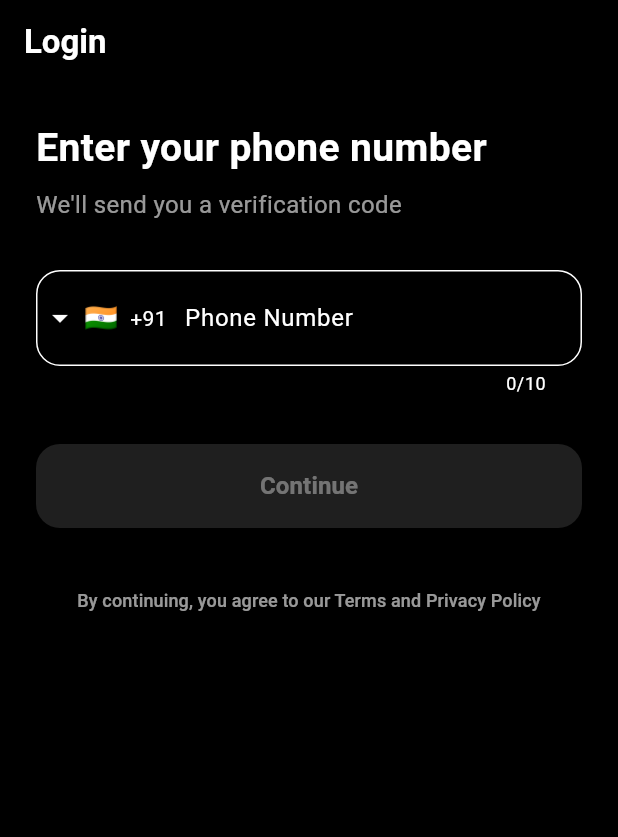
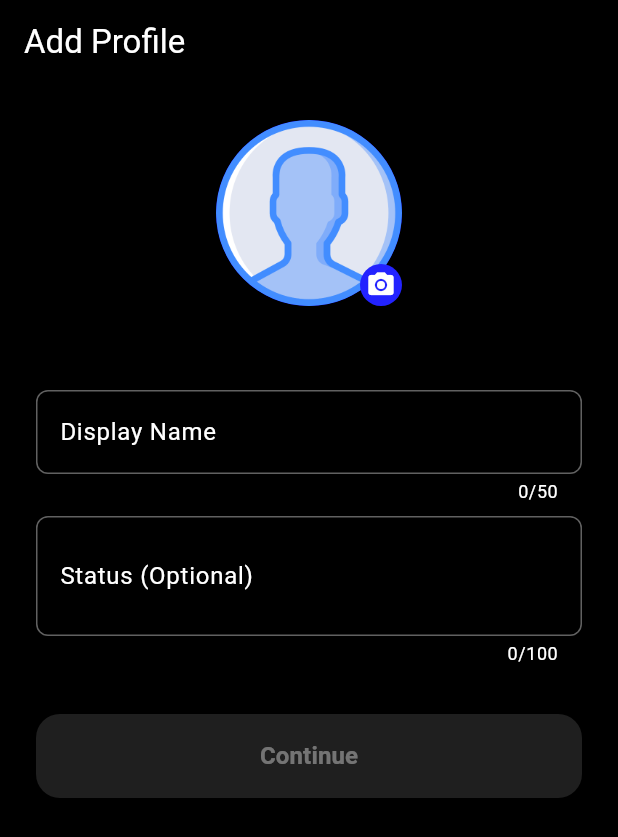
Before and after one commit to vineetpayal/echo, a Flutter app: the screen it shows after launch, on a phone screen of 412 x 824 dp. Shown: the top 837 px of the screen. Run offline on Flutter 3.47's test engine with Material 3 defaults, Android fonts, the light colour scheme and no system bars; drawn by our look-alikes of intl_phone_field; our stand-ins replace flutter_otp_text_field, google_fonts, image_picker, supabase_flutter; accounts and stored records are empty.

Commit message:
implemented add profile screen

```diff
--- a/lib/main.dart
+++ b/lib/main.dart
@@ -1,6 +1,11 @@
 import 'package:echo/Theme/dark_theme.dart';
+import 'package:echo/screens/home_screen.dart';
 import 'package:echo/screens/login_screen.dart';
+import 'package:echo/screens/add_profile_screen.dart';
+import 'package:echo/services/auth_service.dart';
 import 'package:flutter/material.dart';
+import 'package:flutter/rendering.dart';
+import 'models/user.dart';
 import 'package:supabase_flutter/supabase_flutter.dart';
 
 void main() async {
@@ -17,11 +22,18 @@ class MyApp extends StatelessWidget {
   // This widget is the root of your application.
   @override
   Widget build(BuildContext context) {
+    //check if the user is logged in
+    AuthService authService = AuthService();
+    bool isLoggedIn = authService.getCurrentSession();
+
     return MaterialApp(
-        //Dark Mode Theme – Black + Neon Blue (Futuristic, Tech)
-        title: 'Flutter Demo',
-        debugShowCheckedModeBanner: false,
-        theme: darkTheme,
-        home: const LoginScreen());
+      //Dark Mode Theme – Black + Neon Blue (Futuristic, Tech)
+      title: 'Echos',
+      debugShowCheckedModeBanner: false,
+      theme: darkTheme,
+
+      //open HomeScreen directly if the user is already logged in
+      home: isLoggedIn ? const HomeScreen() : const AddProfileScreen(),
+    );
   }
 }
--- a/lib/models/user.dart
+++ b/lib/models/user.dart
@@ -1,6 +1,41 @@
 class User {
   final String uid;
   final String phoneNumber;
+  final String? profileUrl;
+  final String displayName;
+  final DateTime lastSeen;
+  final String? statusContent;
 
-  User({required this.uid, required this.phoneNumber});
+  User({
+    required this.uid,
+    required this.phoneNumber,
+    this.profileUrl,
+    required this.displayName,
+    required this.lastSeen,
+    this.statusContent,
+  });
+
+  // Convert the User object to a Map
+  Map<String, dynamic> toMap() {
+    return {
+      'uid': uid,
+      'phoneNumber': phoneNumber,
+      'profileUrl': profileUrl,
+      'displayName': displayName,
+      'lastSeen': lastSeen.toIso8601String(), // Convert DateTime to String
+      'statusContent': statusContent,
+    };
+  }
+
+  // Create a User object from a Map
+  factory User.fromMap(Map<String, dynamic> map) {
+    return User(
+      uid: map['uid'],
+      phoneNumber: map['phoneNumber'],
+      profileUrl: map['profileUrl'],
+      displayName: map['displayName'],
+      lastSeen: DateTime.parse(map['lastSeen']), // Convert String to DateTime
+      statusContent: map['statusContent'],
+    );
+  }
 }
--- /dev/null
+++ b/lib/screens/add_profile_screen.dart
@@ -0,0 +1,262 @@
+import 'package:echo/models/user.dart';
+import 'package:echo/screens/home_screen.dart';
+import 'package:echo/services/auth_service.dart';
+import 'package:echo/services/database_service.dart';
+import 'package:echo/services/storage_service.dart';
+import 'package:flutter/material.dart';
+import 'package:echo/models/user.dart';
+import 'dart:io';
+import 'package:image_picker/image_picker.dart';
+
+class AddProfileScreen extends StatefulWidget {
+  const AddProfileScreen({super.key});
+
+  @override
+  State<AddProfileScreen> createState() => _AddProfileScreenState();
+}
+
+class _AddProfileScreenState extends State<AddProfileScreen> {
+  bool isLoading = false;
+  File? _imageFile;
+  final _formKey = GlobalKey<FormState>();
+  final _displayNameController = TextEditingController();
+  final _statusController = TextEditingController();
+
+  // Constants for validation and UI
+  static const int maxDisplayNameLength = 50;
+  static const int maxStatusLength = 100;
+
+  //Services
+  StorageService storageService = StorageService();
+  AuthService authService = AuthService();
+  DatabaseService databaseService = DatabaseService();
+
+  @override
+  void dispose() {
+    _displayNameController.dispose();
+    _statusController.dispose();
+    super.dispose();
+  }
+
+  Future<void> _pickImage() async {
+    try {
+      final ImagePicker picker = ImagePicker();
+      final XFile? image = await picker.pickImage(source: ImageSource.gallery);
+
+      if (image != null) {
+        setState(() {
+          _imageFile = File(image.path);
+        });
+      }
+    } catch (e) {
+      ScaffoldMessenger.of(context).showSnackBar(
+        SnackBar(content: Text('Error picking image: $e')),
+      );
+    }
+  }
+
+  Future<void> uploadUserInfo({
+    Function()? onSuccess,
+    Function()? onFailure,
+  }) async {
+    var user = await authService.getCurrentUser();
+    if (user != null) {
+      String userId = user.id;
+      final imageUrl = await storageService.uploadImage(_imageFile!, userId);
+      final displayName = _displayNameController.text;
+      final status = _statusController.text;
+
+      var newUser = User(
+          uid: userId,
+          phoneNumber: user.phone!,
+          profileUrl: imageUrl,
+          displayName: displayName,
+          lastSeen: DateTime.now(),
+          statusContent: status);
+
+      databaseService.uploadUserInfo(newUser, onSuccess: (response) {
+        if (onSuccess != null) {
+          onSuccess();
+        }
+      }, onFailure: (response) {
+        if (onFailure != null) onFailure();
+      });
+    } else {
+      if (onFailure != null) onFailure();
+    }
+  }
+
+  Future<void> _submitForm() async {
+    if (!_formKey.currentState!.validate()) return;
+
+    try {
+      setState(() => isLoading = true);
+
+      // Upload User Info
+      uploadUserInfo(onSuccess: () {
+        if (!mounted) return;
+
+        ScaffoldMessenger.of(context).showSnackBar(
+          const SnackBar(content: Text('Profile updated successfully!')),
+        );
+
+        Navigator.of(context)
+            .push(MaterialPageRoute(builder: (context) => const HomeScreen()));
+
+        //if failed
+      }, onFailure: () {
+        if (!mounted) return;
+        ScaffoldMessenger.of(context).showSnackBar(
+          const SnackBar(content: Text('Failed to Register!')),
+        );
+      });
+    } catch (e) {
+      if (!mounted) return;
+      ScaffoldMessenger.of(context).showSnackBar(
+        SnackBar(content: Text('Error updating profile: $e')),
+      );
+    } finally {
+      if (mounted) {
+        setState(() => isLoading = false);
+      }
+    }
+  }
+
+  @override
+  Widget build(BuildContext context) {
+    final theme = Theme.of(context);
+
+    return Scaffold(
+      appBar: AppBar(
+        elevation: 0,
+        title: const Text("Add Profile"),
+      ),
+      body: SafeArea(
+        maintainBottomViewPadding: true,
+        child: SingleChildScrollView(
+          padding: const EdgeInsets.all(24.0),
+          child: Form(
+            key: _formKey,
+            child: Column(
+              crossAxisAlignment: CrossAxisAlignment.center,
+              children: [
+                // Profile image picker
+                GestureDetector(
+                  onTap: _pickImage,
+                  child: Stack(
+                    children: [
+                      CircleAvatar(
+                        radius: 62,
+                        backgroundImage: _imageFile != null
+                            ? FileImage(_imageFile!) as ImageProvider
+                            : const AssetImage('assets/images/profile.png'),
+                      ),
+                      Positioned(
+                        right: 0,
+                        bottom: 0,
+                        child: Container(
+                          padding: const EdgeInsets.all(4),
+                          decoration: BoxDecoration(
+                            color: theme.colorScheme.primary,
+                            shape: BoxShape.circle,
+                          ),
+                          child: Icon(
+                            Icons.camera_alt,
+                            size: 20,
+                            color: theme.colorScheme.onPrimary,
+                          ),
+                        ),
+                      ),
+                    ],
+                  ),
+                ),
+
+                const SizedBox(height: 56),
+
+                TextFormField(
+                  controller: _displayNameController,
+                  decoration: InputDecoration(
+                    labelText: "Display Name",
+                    hintText: "Enter your name",
+                    counterText:
+                        "${_displayNameController.text.length}/$maxDisplayNameLength",
+                    border: OutlineInputBorder(
+                      borderRadius: BorderRadius.circular(16),
+                      borderSide: BorderSide(
+                        color: theme.colorScheme.outline,
+                      ),
+                    ),
+                  ),
+                  maxLength: maxDisplayNameLength,
+                  validator: (value) {
+                    if (value == null || value.isEmpty) {
+                      return 'Display name is required';
+                    }
+                    if (value.length < 2) {
+                      return 'Display name must be at least 2 characters';
+                    }
+                    return null;
+                  },
+                  onChanged: (value) => setState(() {}),
+                ),
+
+                const SizedBox(height: 8),
+
+                TextFormField(
+                  controller: _statusController,
+                  decoration: InputDecoration(
+                    labelText: "Status (Optional)",
+                    hintText: "Enter your status",
+                    counterText:
+                        "${_statusController.text.length}/$maxStatusLength",
+                    border: OutlineInputBorder(
+                      borderRadius: BorderRadius.circular(16),
+                      borderSide: BorderSide(
+                        color: theme.colorScheme.outline,
+                      ),
+                    ),
+                  ),
+                  maxLength: maxStatusLength,
+                  maxLines: 2,
+                ),
+
+                const SizedBox(height: 32),
+
+                SizedBox(
+                  width: double.infinity,
+                  height: 56,
+                  child: ElevatedButton(
+                    onPressed: _displayNameController.text.isEmpty
+                        ? null
+                        : _submitForm,
+                    style: ElevatedButton.styleFrom(
+                      shape: RoundedRectangleBorder(
+                        borderRadius: BorderRadius.circular(16),
+                      ),
+                    ),
+                    child: isLoading
+                        ? const SizedBox(
+                            height: 24,
+                            width: 24,
+                            child: CircularProgressIndicator(
+                              color: Colors.white,
+                              strokeWidth: 2,
+                            ),
+                          )
+                        : const Text(
+                            "Continue",
+                            style: TextStyle(
+                              fontSize: 16,
+                              fontWeight: FontWeight.bold,
+                            ),
+                          ),
+                  ),
+                ),
+              ],
+            ),
+          ),
+        ),
+      ),
+    );
+  }
+}
--- a/lib/screens/login_screen.dart
+++ b/lib/screens/login_screen.dart
@@ -1,3 +1,4 @@
+import 'package:echo/screens/add_profile_screen.dart';
 import 'package:echo/screens/home_screen.dart';
 import 'package:echo/services/auth_service.dart';
 import 'package:flutter/material.dart';
@@ -239,7 +240,7 @@ class _LoginScreenState extends State<LoginScreen> {
                     ),
                     const SizedBox(height: 8),
                     Text(
-                      "Enter the 4-digit code sent to $formattedNumber",
+                      "Enter the 6-digit code sent to $formattedNumber",
                       style: TextStyle(
                         fontSize: 16,
                         color: Theme.of(context)
@@ -444,7 +445,7 @@ class _LoginScreenState extends State<LoginScreen> {
         Navigator.pushReplacement(
           context,
           MaterialPageRoute(
-            builder: (context) => const HomeScreen(),
+            builder: (context) => const AddProfileScreen(),
           ),
         );
       } else {
--- a/lib/services/auth_service.dart
+++ b/lib/services/auth_service.dart
@@ -65,7 +65,14 @@ class AuthService {
   }
 
   // Get the current user
-  User? getCurrentUser() {
-    _supabaseClient.auth.currentUser;
+  Future<User?> getCurrentUser() async {
+    final session = _supabaseClient.auth.currentSession;
+
+    if (session != null) return session.user;
+    return null;
+  }
+
+  bool getCurrentSession() {
+    return _supabaseClient.auth.currentSession != null;
   }
 }
--- /dev/null
+++ b/lib/services/storage_service.dart
@@ -0,0 +1,27 @@
+import 'dart:io';
+import 'package:echo/models/user.dart';
+import 'package:supabase_flutter/supabase_flutter.dart';
+
+class StorageService {
+  final SupabaseClient _supabaseClient = Supabase.instance.client;
+  static const String PROFILES_BUCKET = "profiles_bucket";
+
+  Future<String?> uploadImage(File file, String userId) async {
+    try {
+      final filePath = "$userId/profile_image.jpg";
+
+      print(filePath);
+      await _supabaseClient.storage
+          .from(PROFILES_BUCKET)
+          .upload(filePath, file);
+
+      //get the public url
+      final imageUrl =
+          _supabaseClient.storage.from(PROFILES_BUCKET).getPublicUrl(filePath);
+
+      return imageUrl;
+    } catch (e) {
+      throw e;
+    }
+  }
+}
--- a/pubspec.yaml
+++ b/pubspec.yaml
@@ -39,6 +39,7 @@ dependencies:
   # Use with the CupertinoIcons class for iOS style icons.
   cupertino_icons: ^1.0.8
   supabase_flutter: ^2.8.3
+  image_picker: ^1.1.2
 
 
 dev_dependencies:
@@ -64,8 +65,8 @@ flutter:
   uses-material-design: true
 
   # To add assets to your application, add an assets section, like this:
-  #assets:
-  #   - images/temp_logo.png
+  assets:
+      - assets/images/profile.png
   #   - images/a_dot_ham.jpeg
 
   # An image asset can refer to one or more resolution-specific "variants", see
```
Also changed, not shown: lib/services/database_service.dart (added, +25 -0 lines), assets/images/profile.png (added), assets/images/temp_logo.png (deleted), pubspec.lock.
